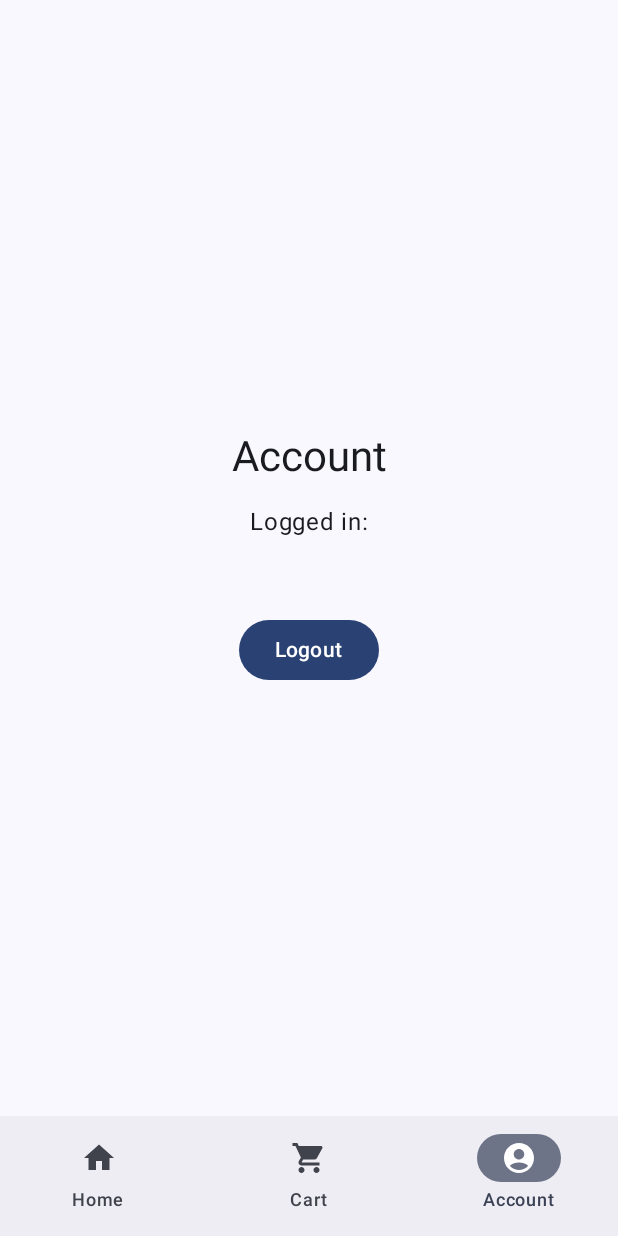
After one commit to christianalexandre/fakestore-compose, an Android app built with Jetpack Compose: the AccountScreen screen opened through its navigation route, on a phone screen of 412 x 824 dp. The commit adds this screen. Run offline under Robolectric (Android 15) with nearby library versions, the phone set to English and light mode, and no system bars; our stand-ins replace Dagger/Hilt's generated code, Firebase (no records; nobody signed in at launch, a user with empty details on screens opened directly), Room's generated code, paging.

Commit message:
feat: implement login.
# account screen
# login screen
# new screen to handle what screen should show to the user (dashboard or login)
# refactor the navigation files associated

```diff
--- /dev/null
+++ b/app/src/main/java/com/christianalexandre/fakestore/presentation/account/AccountScreen.kt
@@ -0,0 +1,54 @@
+package com.christianalexandre.fakestore.presentation.account
+
+import androidx.compose.foundation.layout.Arrangement
+import androidx.compose.foundation.layout.Column
+import androidx.compose.foundation.layout.Spacer
+import androidx.compose.foundation.layout.fillMaxSize
+import androidx.compose.foundation.layout.height
+import androidx.compose.foundation.layout.padding
+import androidx.compose.material3.Button
+import androidx.compose.material3.MaterialTheme
+import androidx.compose.material3.Text
+import androidx.compose.runtime.Composable
+import androidx.compose.ui.Alignment
+import androidx.compose.ui.Modifier
+import androidx.compose.ui.unit.dp
+import com.google.firebase.auth.FirebaseAuth
+
+@Composable
+fun AccountScreen(
+    onLogout: () -> Unit
+) {
+    val currentUser = FirebaseAuth.getInstance().currentUser
+
+    Column(
+        modifier = Modifier
+            .fillMaxSize()
+            .padding(16.dp),
+        horizontalAlignment = Alignment.CenterHorizontally,
+        verticalArrangement = Arrangement.Center
+    ) {
+        Text(
+            text = "Account",
+            style = MaterialTheme.typography.headlineMedium
+        )
+        Spacer(modifier = Modifier.height(16.dp))
+
+        if (currentUser != null) {
+            Text(
+                text = "Logged in:",
+                style = MaterialTheme.typography.bodyLarge
+            )
+            Text(
+                text = currentUser.email ?: "Error",
+                style = MaterialTheme.typography.bodyMedium
+            )
+        }
+
+        Spacer(modifier = Modifier.height(32.dp))
+
+        Button(onClick = onLogout) {
+            Text("Logout")
+        }
+    }
+}
--- a/app/src/main/java/com/christianalexandre/fakestore/presentation/dashboard/DashboardScreen.kt
+++ b/app/src/main/java/com/christianalexandre/fakestore/presentation/dashboard/DashboardScreen.kt
@@ -13,21 +13,25 @@ import androidx.navigation.compose.composable
 import androidx.navigation.compose.currentBackStackEntryAsState
 import androidx.navigation.compose.navigation
 import androidx.navigation.compose.rememberNavController
+import com.christianalexandre.fakestore.presentation.account.AccountScreen
 import com.christianalexandre.fakestore.presentation.cart.CartScreen
 import com.christianalexandre.fakestore.presentation.dashboard.components.BottomNavigationBar
-import com.christianalexandre.fakestore.presentation.navigation.CartScreen
-import com.christianalexandre.fakestore.presentation.navigation.ProductDetailScreen
-import com.christianalexandre.fakestore.presentation.navigation.ProductsGraph
-import com.christianalexandre.fakestore.presentation.navigation.ProductsScreen
+import com.christianalexandre.fakestore.presentation.navigation.graphs.ProductsGraph
+import com.christianalexandre.fakestore.presentation.navigation.routes.AccountScreen
+import com.christianalexandre.fakestore.presentation.navigation.routes.CartScreen
+import com.christianalexandre.fakestore.presentation.navigation.routes.ProductDetailScreen
+import com.christianalexandre.fakestore.presentation.navigation.routes.ProductsScreen
 import com.christianalexandre.fakestore.presentation.product_detail.ProductDetailsScreen
 import com.christianalexandre.fakestore.presentation.products_list.ProductsListScreen
 
 @OptIn(ExperimentalMaterial3Api::class)
 @Composable
-fun MainScreen() {
+fun DashboardScreen(
+    onLogout: () -> Unit
+) {
     val navController = rememberNavController()
     val navBackStackEntry by navController.currentBackStackEntryAsState()
-    val bottomNavItems = listOf(ProductsScreen, CartScreen)
+    val bottomNavItems = listOf(ProductsScreen, CartScreen, AccountScreen)
     val currentRoute = navBackStackEntry?.destination?.route
     val shouldShowBottomBar = currentRoute in bottomNavItems.map { it.route }
 
@@ -83,6 +87,10 @@ fun MainScreen() {
             composable(CartScreen.route) {
                 CartScreen()
             }
+
+            composable(AccountScreen.route) {
+                AccountScreen(onLogout = onLogout)
+            }
         }
     }
 }
--- /dev/null
+++ b/app/src/main/java/com/christianalexandre/fakestore/presentation/main/AppNavigation.kt
@@ -0,0 +1,58 @@
+package com.christianalexandre.fakestore.presentation.main
+
+import androidx.compose.runtime.Composable
+import androidx.navigation.compose.NavHost
+import androidx.navigation.compose.composable
+import androidx.navigation.compose.rememberNavController
+import androidx.navigation.navigation
+import com.christianalexandre.fakestore.presentation.dashboard.DashboardScreen
+import com.christianalexandre.fakestore.presentation.login.LoginScreen
+import com.christianalexandre.fakestore.presentation.navigation.graphs.AuthGraph
+import com.christianalexandre.fakestore.presentation.navigation.graphs.MainGraph
+import com.christianalexandre.fakestore.presentation.navigation.routes.DashboardScreen
+import com.christianalexandre.fakestore.presentation.navigation.routes.LoginScreen
+import com.google.firebase.auth.FirebaseAuth
+
+@Composable
+fun AppNavigation() {
+    val navController = rememberNavController()
+
+    val startDestination = if (FirebaseAuth.getInstance().currentUser != null) {
+        MainGraph.route
+    } else {
+        AuthGraph.route
+    }
+
+    NavHost(navController = navController, startDestination = startDestination) {
+        navigation(
+            startDestination = AuthGraph.startDestination,
+            route = AuthGraph.route
+        ) {
+            composable(LoginScreen.route) {
+                LoginScreen(
+                    onLoginSuccess = {
+                        navController.navigate(MainGraph.route) {
+                            popUpTo(AuthGraph.route) { inclusive = true }
+                        }
+                    }
+                )
+            }
+        }
+
+        navigation(
+            startDestination = MainGraph.startDestination,
+            route = MainGraph.route
+        ) {
+            composable(DashboardScreen.route) {
+                DashboardScreen(
+                    onLogout = {
+                        FirebaseAuth.getInstance().signOut()
+                        navController.navigate(AuthGraph.route) {
+                            popUpTo(MainGraph.route) { inclusive = true }
+                        }
+                    }
+                )
+            }
+        }
+    }
+}
--- a/app/src/main/java/com/christianalexandre/fakestore/presentation/main/MainActivity.kt
+++ b/app/src/main/java/com/christianalexandre/fakestore/presentation/main/MainActivity.kt
@@ -8,7 +8,6 @@ import androidx.activity.enableEdgeToEdge
 import androidx.compose.foundation.layout.fillMaxSize
 import androidx.compose.material3.Scaffold
 import androidx.compose.ui.Modifier
-import com.christianalexandre.fakestore.presentation.dashboard.MainScreen
 import com.christianalexandre.fakestore.presentation.ui.theme.FakeStoreTheme
 import dagger.hilt.android.AndroidEntryPoint
 
@@ -21,7 +20,7 @@ class MainActivity : ComponentActivity() {
         setContent {
             FakeStoreTheme {
                 Scaffold(modifier = Modifier.fillMaxSize()) { _ ->
-                    MainScreen()
+                    AppNavigation()
                 }
             }
         }
--- a/app/src/main/java/com/christianalexandre/fakestore/presentation/navigation/BottomBarRoute.kt
+++ b/app/src/main/java/com/christianalexandre/fakestore/presentation/navigation/BottomBarRoute.kt
@@ -5,7 +5,7 @@ import androidx.compose.ui.graphics.vector.ImageVector
 /**
  * Extends [NavigationRoute] to include properties needed for screens shown in the Bottom Navigation Bar.
  */
-sealed interface BottomBarRoute : NavigationRoute {
+interface BottomBarRoute : NavigationRoute {
     val labelResource: Int
     val icon: ImageVector
 }
--- a/app/src/main/java/com/christianalexandre/fakestore/presentation/navigation/NavigationRoute.kt
+++ b/app/src/main/java/com/christianalexandre/fakestore/presentation/navigation/NavigationRoute.kt
@@ -5,7 +5,7 @@ import androidx.navigation.NamedNavArgument
 /**
  * Defines the contract for any navigable screen in the app.
  */
-sealed interface NavigationRoute {
+interface NavigationRoute {
     val route: String
     val navArguments: List<NamedNavArgument> get() = emptyList()
 }
--- /dev/null
+++ b/app/src/main/java/com/christianalexandre/fakestore/presentation/navigation/graphs/AuthGraph.kt
@@ -0,0 +1,8 @@
+package com.christianalexandre.fakestore.presentation.navigation.graphs
+
+import com.christianalexandre.fakestore.presentation.navigation.routes.LoginScreen
+
+data object AuthGraph {
+    const val route = "auth_graph"
+    val startDestination = LoginScreen.route
+}
--- /dev/null
+++ b/app/src/main/java/com/christianalexandre/fakestore/presentation/navigation/graphs/MainGraph.kt
@@ -0,0 +1,8 @@
+package com.christianalexandre.fakestore.presentation.navigation.graphs
+
+import com.christianalexandre.fakestore.presentation.navigation.routes.DashboardScreen
+
+data object MainGraph {
+    const val route = "main_graph"
+    val startDestination = DashboardScreen.route
+}
--- /dev/null
+++ b/app/src/main/java/com/christianalexandre/fakestore/presentation/navigation/routes/AccountRoutes.kt
@@ -0,0 +1,12 @@
+package com.christianalexandre.fakestore.presentation.navigation.routes
+
+import androidx.compose.material.icons.Icons
+import androidx.compose.material.icons.filled.AccountCircle
+import com.christianalexandre.fakestore.R
+import com.christianalexandre.fakestore.presentation.navigation.BottomBarRoute
+
+data object AccountScreen : BottomBarRoute {
+    override val route = "account"
+    override val labelResource = R.string.account
+    override val icon = Icons.Filled.AccountCircle
+}
--- /dev/null
+++ b/app/src/main/java/com/christianalexandre/fakestore/presentation/navigation/routes/AuthRoutes.kt
@@ -0,0 +1,7 @@
+package com.christianalexandre.fakestore.presentation.navigation.routes
+
+import com.christianalexandre.fakestore.presentation.navigation.NavigationRoute
+
+data object LoginScreen : NavigationRoute {
+    override val route = "login"
+}
--- a/app/src/main/java/com/christianalexandre/fakestore/presentation/navigation/CartRoutes.kt
+++ b/app/src/main/java/com/christianalexandre/fakestore/presentation/navigation/routes/CartRoutes.kt
@@ -1,8 +1,9 @@
-package com.christianalexandre.fakestore.presentation.navigation
+package com.christianalexandre.fakestore.presentation.navigation.routes
 
 import androidx.compose.material.icons.Icons
 import androidx.compose.material.icons.filled.ShoppingCart
 import com.christianalexandre.fakestore.R
+import com.christianalexandre.fakestore.presentation.navigation.BottomBarRoute
 
 data object CartScreen : BottomBarRoute {
     override val route = "cart"
--- /dev/null
+++ b/app/src/main/java/com/christianalexandre/fakestore/presentation/navigation/routes/MainGraphRoutes.kt
@@ -0,0 +1,7 @@
+package com.christianalexandre.fakestore.presentation.navigation.routes
+
+import com.christianalexandre.fakestore.presentation.navigation.NavigationRoute
+
+data object DashboardScreen : NavigationRoute {
+    override val route = "dashboard"
+}
--- a/app/src/main/java/com/christianalexandre/fakestore/presentation/product_detail/ProductDetailViewModel.kt
+++ b/app/src/main/java/com/christianalexandre/fakestore/presentation/product_detail/ProductDetailViewModel.kt
@@ -8,7 +8,7 @@ import com.christianalexandre.fakestore.domain.model.Product
 import com.christianalexandre.fakestore.domain.use_case.add_items_to_cart.AddItemToCartUseCase
 import com.christianalexandre.fakestore.domain.use_case.get_product.GetProduct
 import com.christianalexandre.fakestore.domain.wrapper.Resource
-import com.christianalexandre.fakestore.presentation.navigation.ProductDetailScreen
+import com.christianalexandre.fakestore.presentation.navigation.routes.ProductDetailScreen
 import dagger.hilt.android.lifecycle.HiltViewModel
 import kotlinx.coroutines.flow.MutableStateFlow
 import kotlinx.coroutines.flow.StateFlow
--- a/app/src/main/res/values/strings.xml
+++ b/app/src/main/res/values/strings.xml
@@ -8,6 +8,7 @@
     <!-- Bottom Navigation -->
     <string name="home">Home</string>
     <string name="cart">Cart</string>
+    <string name="account">Account</string>
 
     <!-- Products List Feature -->
     <string name="products">Products</string>
```
Also changed, not shown: app/src/main/java/com/christianalexandre/fakestore/presentation/login/LoginScreen.kt (added, +54 -0 lines), app/src/main/java/com/christianalexandre/fakestore/presentation/navigation/graphs/ProductsGraph.kt (added, +8 -0 lines), app/src/main/java/com/christianalexandre/fakestore/presentation/navigation/routes/ProductsRoutes.kt (renamed from app/src/main/java/com/christianalexandre/fakestore/presentation/navigation/ProductsRoutes.kt, +3 -6 lines).
